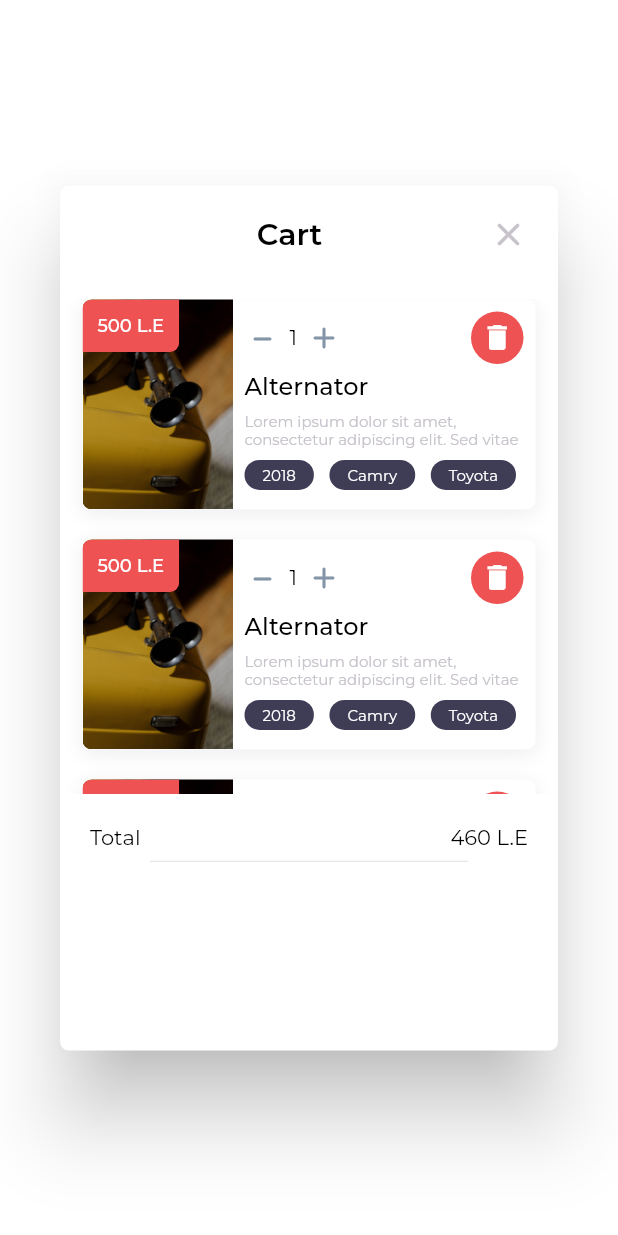
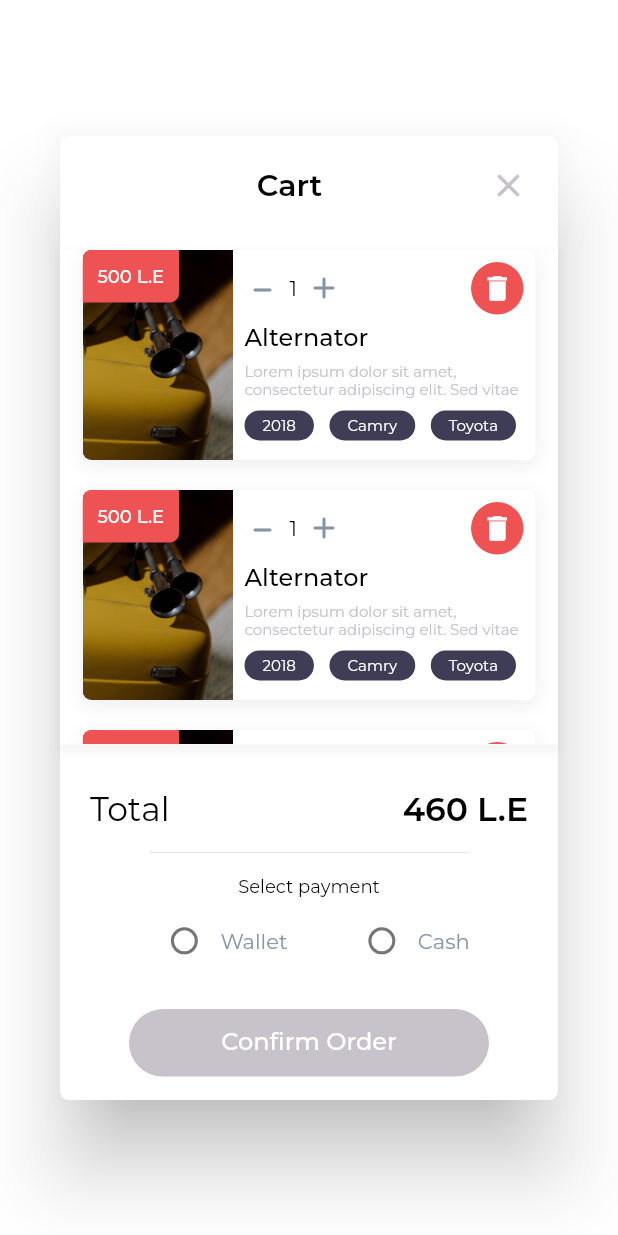
Before and after one commit to ELASHMAWYDEV/korek-app, a Flutter app: the CartModal widget shown alone on an empty page, opened directly, on a phone screen of 412 x 824 dp. Run offline on Flutter 3.47's test engine with Material 2 defaults, Android fonts, the phone set to English and light mode, and no system bars; our stand-ins replace carousel_slider, connectivity_plus, dio, flutter_svg, get, lottie and 2 more; accounts and stored records are empty.

Commit message:
finished store UI

```diff
--- a/lib/ui/screens/store/components/cart_modal.dart
+++ b/lib/ui/screens/store/components/cart_modal.dart
@@ -2,6 +2,7 @@
 
 import 'package:flutter/material.dart';
 import 'package:get/get.dart';
+import 'package:korek_app/ui/components/main_button.dart';
 import 'package:korek_app/ui/screens/store/components/item_box.dart';
 import 'package:korek_app/utils/constants.dart';
 
@@ -13,14 +14,16 @@ class CartModal extends StatefulWidget {
 }
 
 class _CartModalState extends State<CartModal> {
+  String? paymentMethod;
+
   @override
   Widget build(BuildContext context) {
     return Dialog(
       backgroundColor: kWhiteColor,
       shape: RoundedRectangleBorder(borderRadius: BorderRadius.circular(6)),
       child: ConstrainedBox(
-        constraints:
-            BoxConstraints(maxHeight: MediaQuery.of(context).size.height * 0.7),
+        constraints: BoxConstraints(
+            maxHeight: MediaQuery.of(context).size.height * 0.78),
         child: SizedBox(
           width: MediaQuery.of(context).size.width,
           child: Padding(
@@ -54,7 +57,16 @@ class _CartModalState extends State<CartModal> {
                 SizedBox(
                   height: 30,
                 ),
-                ConstrainedBox(
+                Container(
+                  decoration: BoxDecoration(color: kWhiteColor, boxShadow: [
+                    BoxShadow(
+                      color: kGrayColor.withOpacity(0.2),
+                      spreadRadius: 2,
+                      blurRadius: 5,
+                      offset: Offset(0, 4),
+                    )
+                  ]),
+                  child: ConstrainedBox(
                     constraints: BoxConstraints(
                         maxHeight: MediaQuery.of(context).size.height * 0.4),
                     child: SingleChildScrollView(
@@ -72,8 +84,9 @@ class _CartModalState extends State<CartModal> {
                       ]),
                     ),
                   ),
+                ),
                 SizedBox(
-                  height: 20,
+                  height: 30,
                 ),
                 Padding(
                   padding: const EdgeInsets.symmetric(horizontal: 20),
@@ -81,12 +94,84 @@ class _CartModalState extends State<CartModal> {
                     children: [
                       Row(
                         mainAxisAlignment: MainAxisAlignment.spaceBetween,
-                        children: [Text("Total"), Text("460 L.E")],
+                        children: [
+                          Text(
+                            "Total",
+                            style: TextStyle(fontSize: 22),
+                          ),
+                          Text(
+                            "460 L.E",
+                            style: TextStyle(
+                                fontSize: 22, fontWeight: FontWeight.w600),
+                          )
+                        ],
                       ),
                       Divider(
                         indent: 40,
                         endIndent: 40,
-                      )
+                        height: 30,
+                      ),
+                      Text(
+                        "Select payment",
+                        style: TextStyle(fontSize: 12),
+                      ),
+                      SizedBox(
+                        height: 5,
+                      ),
+                      Row(
+                        mainAxisAlignment: MainAxisAlignment.spaceEvenly,
+                        children: [
+                          Row(
+                            children: [
+                              Radio(
+                                  value: "wallet",
+                                  groupValue: paymentMethod,
+                                  activeColor: kPrimaryColor,
+                                  toggleable: true,
+                                  splashRadius: 20,
+                                  onChanged: (value) {
+                                    paymentMethod = value;
+                                    setState(() {});
+                                  }),
+                              Text(
+                                "Wallet",
+                                style: TextStyle(
+                                    color: paymentMethod == "wallet"
+                                        ? kBlackColor
+                                        : kGrayDarkColor),
+                              ),
+                            ],
+                          ),
+                          Row(
+                            children: [
+                              Radio(
+                                  value: "cash",
+                                  groupValue: paymentMethod,
+                                  activeColor: kPrimaryColor,
+                                  toggleable: true,
+                                  splashRadius: 20,
+                                  onChanged: (value) {
+                                    paymentMethod = value;
+                                    setState(() {});
+                                  }),
+                              Text(
+                                "Cash",
+                                style: TextStyle(
+                                    color: paymentMethod == "cash"
+                                        ? kBlackColor
+                                        : kGrayDarkColor),
+                              ),
+                            ],
+                          ),
+                        ],
+                      ),
+                      SizedBox(
+                        height: 20,
+                      ),
+                      MainButton(
+                          onPressed: () {},
+                          isActive: paymentMethod != null,
+                          text: "Confirm Order")
                     ],
                   ),
                 ),
--- a/lib/ui/screens/store/components/item_box.dart
+++ b/lib/ui/screens/store/components/item_box.dart
@@ -8,10 +8,16 @@ import 'package:korek_app/utils/constants.dart';
 import 'add_to_cart_modal.dart';
 
 class ItemBox extends StatelessWidget {
-  const ItemBox({super.key, this.isSmall = false, this.isCartItem = false});
+  const ItemBox({
+    super.key,
+    this.isSmall = false,
+    this.isCartItem = false,
+    this.isFavorite = false,
+  });
 
   final bool isSmall;
   final bool isCartItem;
+  final bool isFavorite;
 
   @override
   Widget build(BuildContext context) {
```
Lines whose indentation alone changed are shown as unchanged.
